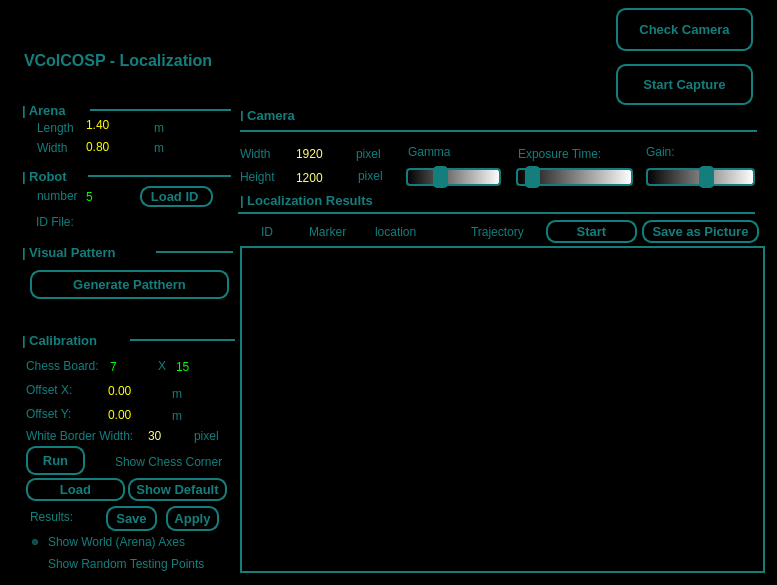
First picture: the form in viewers/localization_embedded.ui, repository XuelongSun/VColCOSP_GUI, before the edit.
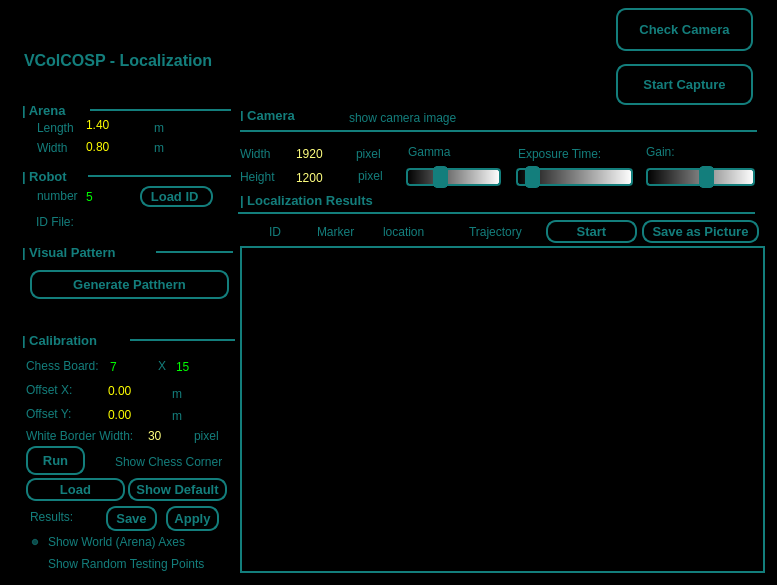
Second picture: the form after the edit. Icons and pictures are not drawn.

```diff
--- a/viewers/localization_embedded.ui
+++ b/viewers/localization_embedded.ui
@@ -872,7 +872,7 @@
   <widget class="QCheckBox" name="cb_show_id">
    <property name="geometry">
     <rect>
-     <x>242</x>
+     <x>250</x>
      <y>222</y>
      <width>41</width>
      <height>19</height>
@@ -885,7 +885,7 @@
   <widget class="QCheckBox" name="cb_show_marker">
    <property name="geometry">
     <rect>
-     <x>290</x>
+     <x>298</x>
      <y>222</y>
      <width>61</width>
      <height>19</height>
@@ -898,7 +898,7 @@
   <widget class="QCheckBox" name="cb_show_location">
    <property name="geometry">
     <rect>
-     <x>356</x>
+     <x>364</x>
      <y>222</y>
      <width>89</width>
      <height>19</height>
@@ -1260,7 +1260,7 @@
   <widget class="QCheckBox" name="cb_show_trajectory">
    <property name="geometry">
     <rect>
-     <x>452</x>
+     <x>450</x>
      <y>222</y>
      <width>85</width>
      <height>19</height>
@@ -1506,6 +1506,19 @@
     <string>Show Default</string>
    </property>
   </widget>
+  <widget class="QCheckBox" name="cb_show_camera_image">
+   <property name="geometry">
+    <rect>
+     <x>330</x>
+     <y>110</y>
+     <width>131</width>
+     <height>15</height>
+    </rect>
+   </property>
+   <property name="text">
+    <string>show camera image</string>
+   </property>
+  </widget>
  </widget>
  <resources>
   <include location="../resources.qrc"/>
```
